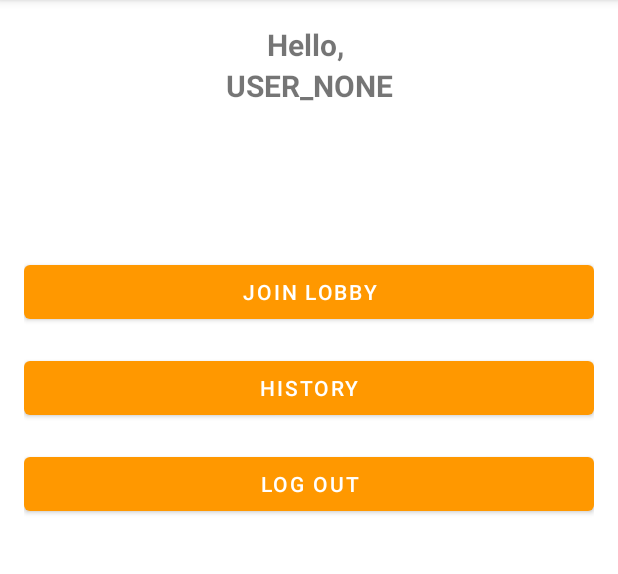
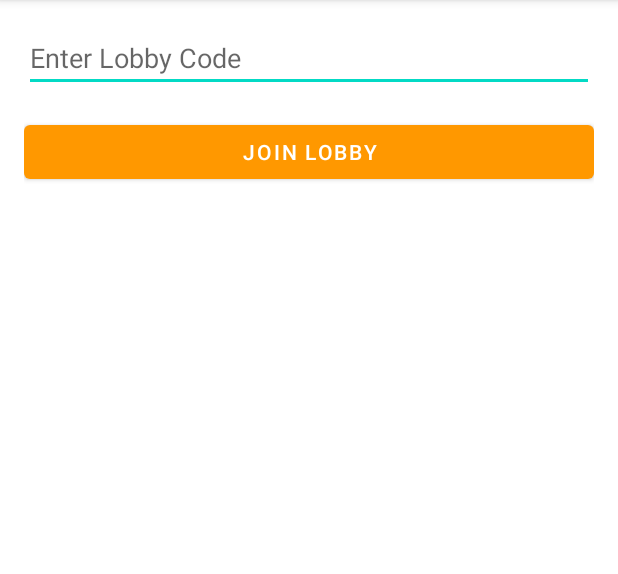
Before and after one commit to MihaiAnghel07/Quizzy, an Android app: the HomeActivity screen opened directly, with no data from a screen before it, after a tap on "JOIN LOBBY", on a phone screen of 412 x 824 dp, the part 84-658 px from its top. Run offline under Robolectric (Android 15) with nearby library versions, the phone set to English and light mode, and no system bars; our stand-ins replace Firebase (no records; nobody signed in at launch, a user with empty details on screens opened directly).

Commit message:
Added join lobby activity, updated login and sign up activities

```diff
--- a/Quizzy/app/src/main/java/com/quizzy/android/HomeActivity.java
+++ b/Quizzy/app/src/main/java/com/quizzy/android/HomeActivity.java
@@ -47,13 +47,13 @@ public class HomeActivity extends AppCompatActivity {
 
         // Set the button click listeners
         joinLobbyButton.setOnClickListener(v -> {
-            // Implement the logic for the Join Lobby button click
-            // Start the corresponding activity or perform the desired action
+            // Start Join Lobby activity
+            Intent newIntent = new Intent(HomeActivity.this, JoinLobbyActivity.class);
+            startActivity(newIntent);
         });
 
         historyButton.setOnClickListener(v -> {
-            // Implement the logic for the History button click
-            // Start the corresponding activity or perform the desired action
+            // Start History activity
         });
 
         logoutButton.setOnClickListener(v -> {
@@ -61,7 +61,7 @@ public class HomeActivity extends AppCompatActivity {
             PreferenceHelper.setLoginStatus(this, false);
             PreferenceHelper.setUsername(this, "USER_NONE");
 
-            // Show a logout message
+            // Display logout message
             Toast.makeText(this, "Logged out successfully", Toast.LENGTH_SHORT).show();
 
             // Start the main activity
--- /dev/null
+++ b/Quizzy/app/src/main/java/com/quizzy/android/JoinLobbyActivity.java
@@ -0,0 +1,84 @@
+package com.quizzy.android;
+
+import androidx.appcompat.app.AppCompatActivity;
+
+import android.os.Bundle;
+
+import android.text.TextUtils;
+import android.view.View;
+import android.widget.Button;
+import android.widget.EditText;
+import android.widget.Toast;
+
+import androidx.appcompat.app.AppCompatActivity;
+
+import com.google.firebase.database.DatabaseReference;
+import com.google.firebase.database.FirebaseDatabase;
+
+public class JoinLobbyActivity extends AppCompatActivity {
+
+    private EditText lobbyCodeEditText;
+    private Button joinLobbyButton;
+
+    private DatabaseReference lobbiesRef;
+
+    @Override
+    protected void onCreate(Bundle savedInstanceState) {
+        super.onCreate(savedInstanceState);
+        setContentView(R.layout.activity_join_lobby);
+
+        lobbyCodeEditText = findViewById(R.id.lobbyCodeEditText);
+        joinLobbyButton = findViewById(R.id.joinLobbyButton);
+
+        lobbiesRef = FirebaseDatabase.getInstance().getReference().child("Lobbies");
+
+        joinLobbyButton.setOnClickListener(new View.OnClickListener() {
+            @Override
+            public void onClick(View v) {
+                String lobbyCode = lobbyCodeEditText.getText().toString().trim();
+                if (TextUtils.isEmpty(lobbyCode)) {
+                    Toast.makeText(JoinLobbyActivity.this, "Please enter a lobby code", Toast.LENGTH_SHORT).show();
+                    return;
+                }
+
+                // Check if the lobby code is in the correct format (4 digits)
+                if (lobbyCode.length() != 4 || !lobbyCode.matches("\\d+")) {
+                    Toast.makeText(JoinLobbyActivity.this, "Invalid lobby code format", Toast.LENGTH_SHORT).show();
+                    return;
+                }
+
+                joinLobby(lobbyCode);
+            }
+        });
+    }
+
+    private void joinLobby(String lobbyCode) {
+        // Check if the lobby exists in the database
+        lobbiesRef.child(lobbyCode).get().addOnCompleteListener(task -> {
+            if (task.isSuccessful()) {
+                if (task.getResult().exists()) {
+                    // Lobby exists, update participants and noParticipants
+                    String username = PreferenceHelper.getUsername(this);
+                    int participantIndex = task.getResult().child("noParticipants").getValue(Integer.class);
+
+                    // Update the lobby participants with username and score
+                    DatabaseReference participantsRef = lobbiesRef.child(lobbyCode)
+                            .child("participants")
+                            .child(String.valueOf(participantIndex));
+
+                    participantsRef.child("name").setValue(username);
+                    participantsRef.child("score").setValue(0);
+
+                    // Increment the number of participants in the lobby
+                    lobbiesRef.child(lobbyCode).child("noParticipants").setValue(participantIndex + 1);
+
+                    // TODO: Start the lobby activity
+                } else {
+                    Toast.makeText(JoinLobbyActivity.this, "Lobby does not exist", Toast.LENGTH_SHORT).show();
+                }
+            } else {
+                Toast.makeText(JoinLobbyActivity.this, "Failed to join lobby", Toast.LENGTH_SHORT).show();
+            }
+        });
+    }
+}
--- a/Quizzy/app/src/main/java/com/quizzy/android/LoginActivity.java
+++ b/Quizzy/app/src/main/java/com/quizzy/android/LoginActivity.java
@@ -90,7 +90,6 @@ public class LoginActivity extends AppCompatActivity {
                 });
     }
 
-    // Update the method signature to return the username as a String
     private void getUsernameFromDatabaseAndGoToHomeActivity(String userId) {
         DatabaseReference usersRef = FirebaseDatabase.getInstance().getReference().child("Users");
         DatabaseReference usernameRef = usersRef.child(userId).child("username");
--- a/Quizzy/app/src/main/java/com/quizzy/android/MainActivity.java
+++ b/Quizzy/app/src/main/java/com/quizzy/android/MainActivity.java
@@ -19,7 +19,7 @@ public class MainActivity extends AppCompatActivity {
             // User is logged in, redirect to HomeActivity or any other desired activity
             Intent intent = new Intent(MainActivity.this, HomeActivity.class);
             startActivity(intent);
-            finish(); // Optional: Finish the MainActivity so that it's not in the back stack
+            finish(); // Finish the MainActivity so that it's not in the back stack
         } else {
             setContentView(R.layout.activity_main);
 
--- a/Quizzy/app/src/main/java/com/quizzy/android/SignUpActivity.java
+++ b/Quizzy/app/src/main/java/com/quizzy/android/SignUpActivity.java
@@ -158,8 +158,6 @@ public class SignUpActivity extends AppCompatActivity {
 
 
     private boolean isEmailValid(String email) {
-        // Add your email validation logic here, e.g., using a regular expression or library
-        // For simplicity, we'll use a basic email pattern matching
         return android.util.Patterns.EMAIL_ADDRESS.matcher(email).matches();
     }
 }
--- /dev/null
+++ b/Quizzy/app/src/main/res/layout/activity_join_lobby.xml
@@ -0,0 +1,25 @@
+<!-- join_lobby_activity.xml -->
+<RelativeLayout xmlns:android="http://schemas.android.com/apk/res/android"
+    xmlns:tools="http://schemas.android.com/tools"
+    android:layout_width="match_parent"
+    android:layout_height="match_parent"
+    android:padding="16dp"
+    tools:context=".JoinLobbyActivity">
+
+    <EditText
+        android:id="@+id/lobbyCodeEditText"
+        android:layout_width="match_parent"
+        android:layout_height="wrap_content"
+        android:inputType="number"
+        android:hint="Enter Lobby Code"
+        android:maxLines="1" />
+
+    <Button
+        android:id="@+id/joinLobbyButton"
+        android:layout_width="match_parent"
+        android:layout_height="wrap_content"
+        android:layout_below="@id/lobbyCodeEditText"
+        android:layout_marginTop="16dp"
+        android:text="Join Lobby" />
+
+</RelativeLayout>
```
Also changed, not shown: Quizzy/app/src/main/AndroidManifest.xml (+7 -0 lines).
